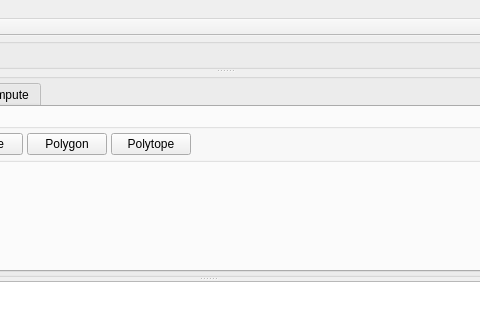
Before: the Qt Designer form rationalcad/forms/window_main.ui in freemancw/rationalcad, drawn with Qt 5; both pictures show x 192 to 672 and y 0 to 320 of the 800 by 604 pixel window.
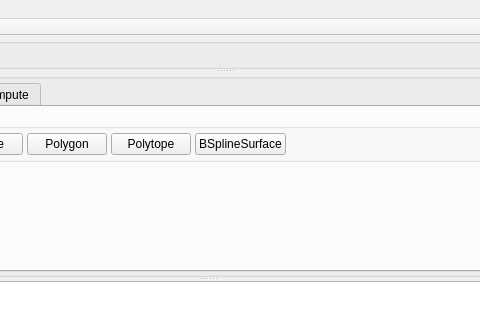
After: the same form once the commit is applied. Icons and pictures are not drawn.

Commit message: Added bspline functions from the NURBS book

Patch:
```diff
--- a/rationalcad/forms/window_main.ui
+++ b/rationalcad/forms/window_main.ui
@@ -274,6 +274,17 @@
                    </property>
                   </widget>
                  </item>
+                 <item row="0" column="4">
+                  <widget class="QPushButton" name="bsplinesurface">
+                   <property name="text">
+                    <string>BSplineSurface</string>
+                   </property>
+                   <property name="icon">
+                    <iconset resource="../resources/resources.qrc">
+                     <normaloff>:/icons/create_polytope.png</normaloff>:/icons/create_polytope.png</iconset>
+                   </property>
+                  </widget>
+                 </item>
                 </layout>
                </widget>
               </item>
```
The commit also changes 2 other files.
